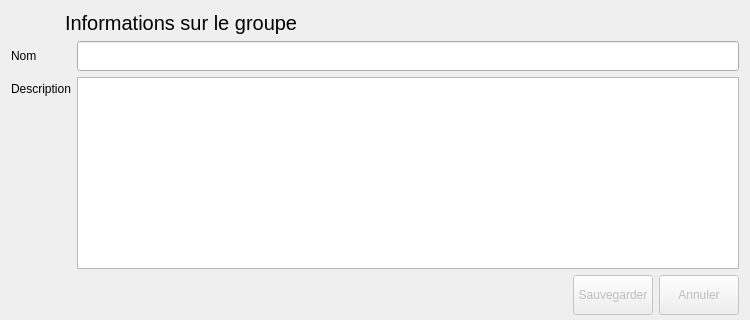
Before: the Qt Designer form python/resources/ui/GroupWidget.ui in introlab/OpenIMU, drawn with Qt 5; both pictures show x 0 to 750 and y 0 to 320 of the 750 by 480 pixel window.
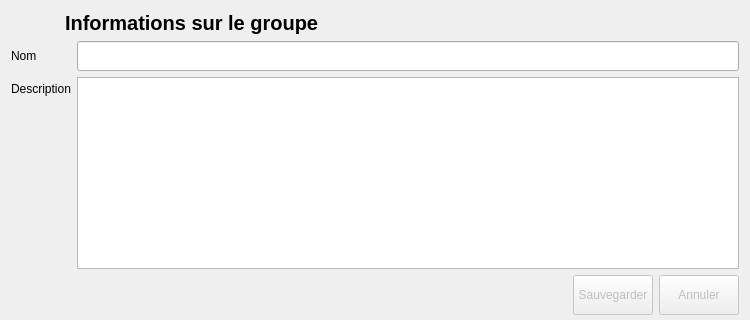
After: the same form once the commit is applied. Icons and pictures are not drawn.

Commit message: Added Data Processing Selection Dialog

```diff
--- a/python/resources/ui/GroupWidget.ui
+++ b/python/resources/ui/GroupWidget.ui
@@ -52,7 +52,9 @@
        <property name="font">
         <font>
          <pointsize>15</pointsize>
+         <weight>75</weight>
          <italic>false</italic>
+         <bold>true</bold>
         </font>
        </property>
        <property name="text">
```
The commit also changes 5 other files.
